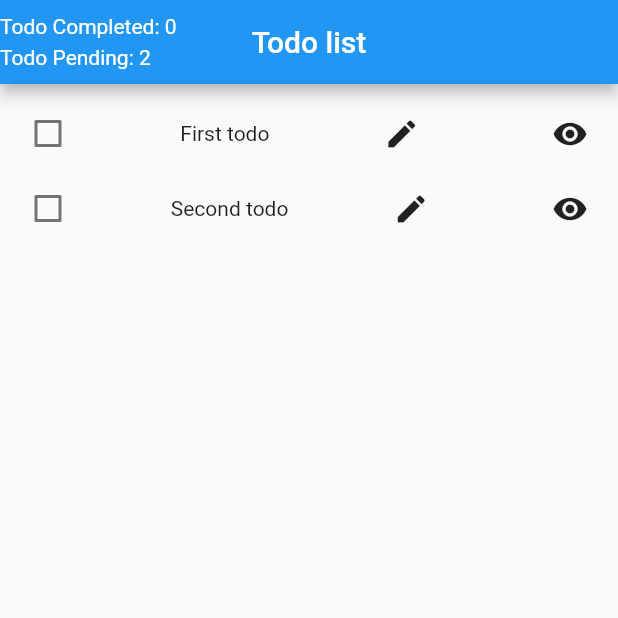
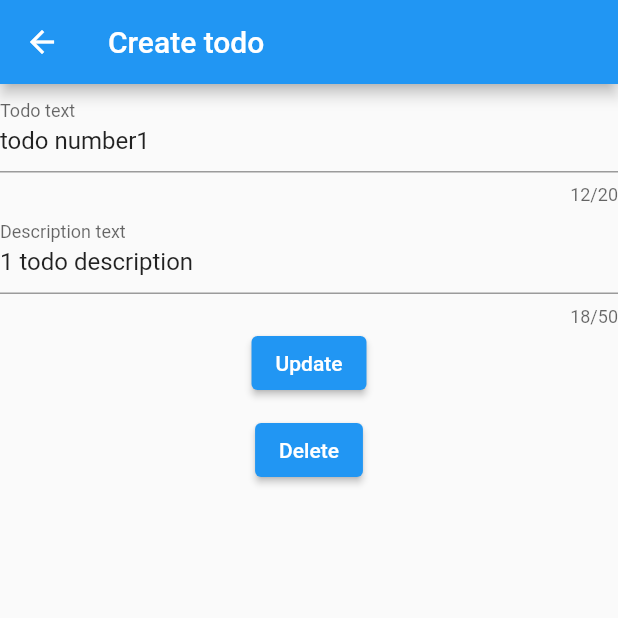
Before and after one commit to aboo/todo, a Flutter app: the screen it shows after launch, after a tap on the "edit" icon, on a phone screen of 412 x 824 dp, the top half of it. Run offline on Flutter 3.47's test engine with Material 2 defaults, Android fonts, the phone set to English and light mode, and no system bars.

Commit message:
add todo create form, edit, delete, view, counter for pending and complete todo

```diff
--- a/lib/main.dart
+++ b/lib/main.dart
@@ -1,11 +1,12 @@
 import 'package:flutter/material.dart';
 import 'package:provider/provider.dart';
-import 'package:todo/states/todo_states.dart';
+import 'package:todo/screens/todo_form_screen.dart';
+import 'package:todo/states/todo_model_state.dart';
 
 void main() {
   runApp(
     ChangeNotifierProvider(
-      create: (context) => TodoState(),
+      create: (context) => TodoModelState(),
       child: MyApp(),
     ),
   );
@@ -21,7 +22,9 @@ class MyApp extends StatelessWidget {
       ),
       home: TodoApp(),
       initialRoute: '/',
-      routes: {},
+      routes: {
+        '/entry': (context) => const TodoEntryScreen(),
+      },
     );
   }
 }
@@ -38,15 +41,15 @@ class TodoApp extends StatelessWidget {
     // return Text("Implement Todo App here!");
     int counterTodoIsDone = 0;
     int counterTodo = 0;
-    final todo = Provider.of<TodoState>(context);
-    if (todo.todos.isNotEmpty) {
+    final todo = Provider.of<TodoModelState>(context);
+    if (todo.todoList.isNotEmpty) {
       counterTodoIsDone = 0;
       counterTodo = 0;
-      for (int i = 0; i < todo.todos.length; i++) {
-        if (todo.todos[i].isDone) {
+      for (int i = 0; i < todo.todoList.length; i++) {
+        if (todo.todoList[i].isDone) {
           counterTodoIsDone++;
         }
-        if (!todo.todos[i].isDone) {
+        if (!todo.todoList[i].isDone) {
           counterTodo++;
         }
       }
@@ -72,8 +75,38 @@ class TodoApp extends StatelessWidget {
         ),
       ),
       body: const TodoList(),
+      floatingActionButton: FloatingActionButton(
+        child: const Icon(Icons.add),
+        onPressed: () => {Navigator.pushNamed(context, "/entry")},
+      ),
     );
   }
+}
+
+showAlertDialog(BuildContext context, int todoId, TodoModelState todoStates) {
+  var lookAtTodo = todoStates.read(todoId);
+  // set up the button
+  Widget okButton = TextButton(
+    child: const Text("OK"),
+    onPressed: () {
+      Navigator.pop(context);
+    },
+  );
+
+  // set up the AlertDialog
+  AlertDialog alert = AlertDialog(
+    title: Text(lookAtTodo.title.toString()),
+    content: Text(lookAtTodo.description.toString()),
+    actions: [
+      okButton,
+    ],
+  );
+  showDialog(
+    context: context,
+    builder: (BuildContext context) {
+      return alert;
+    },
+  );
 }
 
 class TodoList extends StatelessWidget {
@@ -81,10 +114,11 @@ class TodoList extends StatelessWidget {
 
   @override
   Widget build(BuildContext context) {
-    return Consumer<TodoState>(
+    final todo = Provider.of<TodoModelState>(context);
+    return Consumer<TodoModelState>(
       builder: (context, todoState, child) => ListView.builder(
         padding: const EdgeInsets.all(8),
-        itemCount: todoState.todos.length,
+        itemCount: todoState.todoList.length,
         itemBuilder: (BuildContext context, int index) {
           return SizedBox(
             height: 50,
@@ -92,21 +126,30 @@ class TodoList extends StatelessWidget {
               mainAxisAlignment: MainAxisAlignment.spaceBetween,
               children: [
                 Checkbox(
-                  value: todoState.todos[index].isDone,
+                  value: todoState.todoList[index].isDone,
                   onChanged: (bool? newValue) => {
-                    todoState.toggleDone(todoState.todos[index].id),
+                    todoState.toggleDone(todoState.todoList[index].id),
                   },
                 ),
-                Text(todoState.todos[index].title.toString()),
+                Text(todoState.todoList[index].title.toString()),
                 IconButton(
                   tooltip: "Edit",
                   icon: const Icon(Icons.edit),
-                  onPressed: () => {},
+                  onPressed: () => {
+                    Navigator.pushNamed(context, "/entry",
+                        arguments:
+                            ScreenArguments(todoState.todoList[index].id))
+                  },
                 ),
                 IconButton(
                   tooltip: "Details",
                   icon: const Icon(Icons.remove_red_eye_sharp),
-                  onPressed: () => {},
+                  onPressed: () => {
+                    showAlertDialog(
+                        context,
+                        int.parse(todoState.todoList[index].id.toString()),
+                        todo)
+                  },
                 ),
               ],
             ),
--- /dev/null
+++ b/lib/screens/todo_form_screen.dart
@@ -0,0 +1,135 @@
+import 'package:flutter/material.dart';
+import 'package:provider/provider.dart';
+import 'package:todo/models/todo_model.dart';
+import 'package:todo/states/todo_model_state.dart';
+
+class ScreenArguments {
+  final int? todoId;
+
+  ScreenArguments(this.todoId);
+}
+
+class TodoEntryScreen extends StatelessWidget {
+  const TodoEntryScreen({Key? key}) : super(key: key);
+
+  @override
+  Widget build(BuildContext context) {
+    return Scaffold(
+      appBar: AppBar(
+        title: const Text("Create todo"),
+      ),
+      body: TodoFormScreen(),
+    );
+  }
+}
+
+class TodoFormScreen extends StatefulWidget {
+  @override
+  TodoFormScreenState createState() {
+    return TodoFormScreenState();
+  }
+}
+
+class TodoFormScreenState extends State<TodoFormScreen> {
+  final _formKey = GlobalKey<FormState>();
+
+  final titleController = TextEditingController();
+  final descriptionController = TextEditingController();
+  bool isEditForm = false;
+  dynamic editableTodo;
+
+  final TodoModelState? todoModel;
+
+  TodoFormScreenState({this.todoModel});
+
+  @override
+  void dispose() {
+    titleController.dispose();
+    descriptionController.dispose();
+    super.dispose();
+  }
+
+  void createTodo(Function addTodo) {
+    var todo = TodoModel(
+        title: titleController.text, description: descriptionController.text);
+    addTodo(todo);
+    Navigator.pop(context);
+  }
+
+  void editTodo(Function editTodo) {
+    editTodo(editableTodo.id, titleController.text, descriptionController.text);
+    Navigator.pop(context);
+  }
+
+  void deleteTodo(Function deleteTodo) {
+    deleteTodo(editableTodo.id);
+    Navigator.pop(context);
+  }
+
+  void loadTodoForEdit(BuildContext context, TodoModelState todo) {
+    final ScreenArguments? arguments =
+        ModalRoute.of(context)?.settings.arguments as ScreenArguments?;
+    if (arguments != null && arguments.todoId != null) {
+      isEditForm = true;
+
+      editableTodo = todo.read(arguments.todoId!);
+      titleController.text = editableTodo.title;
+      descriptionController.text = editableTodo.description;
+    }
+  }
+
+  @override
+  Widget build(BuildContext context) {
+    final todo = Provider.of<TodoModelState>(context);
+    loadTodoForEdit(context, todo);
+    return Form(
+      key: _formKey,
+      child: Consumer<TodoModelState>(
+        builder: (context, todoModel, child) => Column(
+          children: <Widget>[
+            TextFormField(
+              maxLength: 20,
+              controller: titleController,
+              textAlign: TextAlign.left,
+              decoration: const InputDecoration(
+                  errorStyle: TextStyle(), labelText: 'Todo text'),
+              validator: (text) {
+                if (text == null || text.isEmpty) {
+                  return 'Text is empty';
+                }
+                return null;
+              },
+            ),
+            TextFormField(
+              maxLength: 50,
+              controller: descriptionController,
+              decoration: const InputDecoration(
+                  errorStyle: TextStyle(), labelText: 'Description text'),
+            ),
+            ElevatedButton(
+              child: Text(isEditForm ? "Update" : "Save"),
+              onPressed: () => {
+                isEditForm
+                    ? _formKey.currentState!.validate()
+                        ? editTodo(todoModel.update)
+                        : null
+                    : _formKey.currentState!.validate()
+                        ? createTodo(todoModel.add)
+                        : null
+              },
+            ),
+            isEditForm
+                ? Padding(
+                    padding: const EdgeInsets.fromLTRB(0, 10, 0, 0),
+                    child: ElevatedButton(
+                      child: const Text("Delete"),
+                      onPressed: () => deleteTodo(todoModel.delete),
+                    ),
+                  )
+                : Container()
+          ],
+        ),
+      ),
+    );
+  }
+}
--- /dev/null
+++ b/lib/states/todo_model_state.dart
@@ -0,0 +1,175 @@
+import 'package:flutter/cupertino.dart';
+import 'package:todo/models/todo_model.dart';
+
+class TodoModelState extends ChangeNotifier {
+  final List<TodoModel> _todoList = [
+    TodoModel(
+      id: 1,
+      title: "todo number1",
+      description: "1 todo description",
+      isDone: true,
+    ),
+    TodoModel(
+      id: 2,
+      title: "todo number2",
+      description: "2 todo description",
+    ),
+    TodoModel(
+      id: 3,
+      title: "todo number3",
+      description: "3 todo description",
+    ),
+    TodoModel(
+      id: 4,
+      title: "todo number4",
+      description: "4 todo description",
+    ),
+    TodoModel(
+      id: 5,
+      title: "todo number5",
+      description: "5 todo description",
+    ),
+    TodoModel(
+      id: 6,
+      title: "todo number6",
+      description: "6 todo description",
+      isDone: true,
+    ),
+    TodoModel(
+      id: 7,
+      title: "todo number7",
+      description: "7 todo description",
+    ),
+    TodoModel(
+      id: 8,
+      title: "todo number8",
+      description: "8 todo description",
+    ),
+    TodoModel(
+      id: 9,
+      title: "todo number9",
+      description: "9 todo description",
+    ),
+    TodoModel(
+      id: 10,
+      title: "todo number10",
+      description: "10 todo description",
+    ),
+    TodoModel(
+      id: 11,
+      title: "todo number11",
+      description: "11 todo description",
+      isDone: true,
+    ),
+    TodoModel(
+      id: 12,
+      title: "todo number12",
+      description: "12 todo description",
+    ),
+    TodoModel(
+      id: 13,
+      title: "todo number13",
+      description: "13 todo description",
+    ),
+    TodoModel(
+      id: 14,
+      title: "todo number14",
+      description: "14 todo description",
+      isDone: true,
+    ),
+    TodoModel(
+      id: 15,
+      title: "todo number15",
+      description: "15 todo description",
+    ),
+    TodoModel(
+      id: 16,
+      title: "todo number16",
+      description: "16 todo description",
+    ),
+    TodoModel(
+      id: 17,
+      title: "todo number17",
+      description: "17 todo description",
+    ),
+    TodoModel(
+      id: 18,
+      title: "todo number18",
+      description: "18 todo description",
+    ),
+    TodoModel(
+      id: 19,
+      title: "todo number19",
+      description: "19 todo description",
+    ),
+    TodoModel(
+      id: 20,
+      title: "todo number20",
+      description: "20 todo description",
+      isDone: true,
+    ),
+    TodoModel(
+      id: 21,
+      title: "todo number21",
+      description: "21 todo description",
+      isDone: true,
+    ),
+    TodoModel(
+      id: 22,
+      title: "todo number22",
+      description: "22 todo description",
+      isDone: true,
+    ),
+    TodoModel(
+      id: 23,
+      title: "todo number23",
+      description: "23 todo description",
+    ),
+    TodoModel(
+      id: 24,
+      title: "todo number24",
+      description: "24 todo description",
+    ),
+    TodoModel(
+      id: 25,
+      title: "todo number25",
+      description: "25 todo description",
+      isDone: true,
+    ),
+  ];
+
+  List<TodoModel> get todoList => _todoList;
+
+  add(TodoModel todo) {
+    todo.id = todoList.last.id! + 1;
+    _todoList.add(todo);
+    notifyListeners();
+  }
+
+  void update(int id, String newTitle, String newDescription) {
+    var todo = _todoList.firstWhere((element) => element.id == id);
+    todo.title = newTitle;
+    todo.description = newDescription;
+    notifyListeners();
+  }
+
+  void delete(int id) {
+    _todoList.removeWhere((element) => element.id == id);
+    notifyListeners();
+  }
+
+  TodoModel read(int id) {
+    return todoList.firstWhere((element) => element.id == id);
+  }
+
+  void toggleDone(int? id) {
+    var index = _todoList.indexWhere((element) => element.id == id);
+    _todoList[index].isDone = !_todoList[index].isDone;
+    notifyListeners();
+  }
+
+  void remove(int id) {
+    _todoList.removeWhere((element) => element.id == id);
+    notifyListeners();
+  }
+}
--- a/lib/states/todo_states.dart
+++ /dev/null
@@ -1,30 +0,0 @@
-import 'package:flutter/cupertino.dart';
-import 'package:todo/models/todo_model.dart';
-
-class TodoState extends ChangeNotifier {
-  final List<TodoModel> _todos = [
-    TodoModel(
-        id: 1, title: "First todo", description: "first todo description"),
-    TodoModel(
-        id: 2, title: "Second todo", description: "second todo description"),
-  ];
-
-  List<TodoModel> get todos => _todos;
-
-  add(TodoModel todo) {
-    todo.id = todos.last.id! + 1;
-    _todos.add(todo);
-    notifyListeners();
-  }
-
-  void toggleDone(int? id) {
-    var index = _todos.indexWhere((element) => element.id == id);
-    _todos[index].isDone = !_todos[index].isDone;
-    notifyListeners();
-  }
-
-  void remove(int id) {
-    _todos.removeWhere((element) => element.id == id);
-    notifyListeners();
-  }
-}
```
